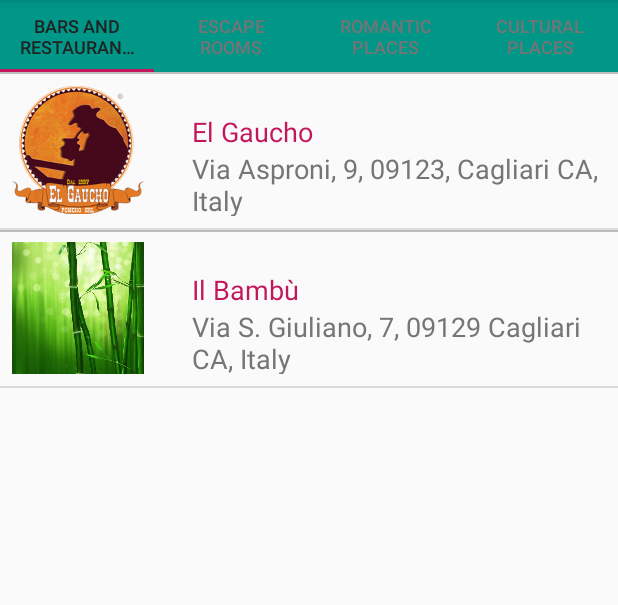
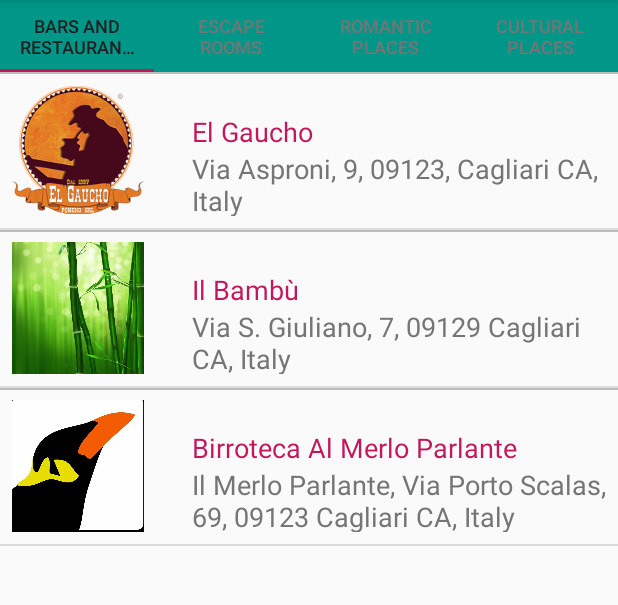
Before and after one commit to Melsara/HolidayEscape, an Android app: the screen it shows after launch (MainActivity), on a phone screen of 412 x 824 dp, the part 84-689 px from its top. Run offline under Robolectric (Android 15) with nearby library versions, the phone set to English and light mode, and no system bars.

Commit message:
Adding third Restaurant.

```diff
--- a/app/src/main/java/eu/escapeadvisor/holidayescape/BarsFragment.java
+++ b/app/src/main/java/eu/escapeadvisor/holidayescape/BarsFragment.java
@@ -37,6 +37,8 @@ public class BarsFragment extends Fragment {
                 39.219303, 9.106513, R.drawable.gaucho, getString(R.string.bar_desc1),getString(R.string.bar_address1)));
         bars.add(new POI(mContext.getResources().getString(R.string.category_bars),getString(R.string.bar_name2), getString(R.string.bar_url2), getString(R.string.bar_email2), getString(R.string.bar_tel2),
                 39.221331, 9.136219, R.drawable.bamboo, getString(R.string.bar_desc2),getString(R.string.bar_address2)));
+        bars.add(new POI(mContext.getResources().getString(R.string.category_bars),getString(R.string.bar_name3), getString(R.string.bar_url3), getString(R.string.bar_email3), getString(R.string.bar_tel3),
+                39.218601, 9.110405, R.drawable.merlo, getString(R.string.bar_desc3),getString(R.string.bar_address3)));
 
         PoiAdapter barsAdapter = new PoiAdapter(getActivity(), bars);
         ListView listView = (ListView) rootView.findViewById(R.id.list);
--- a/app/src/main/res/values/strings.xml
+++ b/app/src/main/res/values/strings.xml
@@ -19,4 +19,10 @@ Hanno tre priorità : cucinare buono, servire velocemente e garantire la qualit
     <string name="bar_tel2">+39 070 494630</string>
     <string name="bar_desc2">Pizzeria e ristorante storico di Cagliari, sempre ottimo. Gli antipasti misti di mare son consigliati, porzioni abbondanti e sfiziose delle più svariate specialità locali. È consigliata la prenotazione anche durante la settimana, essendo il posto molto gettonato anche tra i locali.</string>
     <string name="bar_address2">Via S. Giuliano, 7, 09129 Cagliari CA, Italy</string>
+    <string name="bar_name3">Birroteca Al Merlo Parlante</string>
+    <string name="bar_url3">https://www.facebook.com/birrotecamerlo/</string>
+    <string name="bar_email3">Email not available</string>
+    <string name="bar_tel3">+39 340 078 8929</string>
+    <string name="bar_desc3">Birroteca, paninoteca, beershop. Impianto spine con 12 vie e oltre 150 bottigliette. Più di 50 panini. Operativi dal 1984.</string>
+    <string name="bar_address3">Il Merlo Parlante, Via Porto Scalas, 69, 09123 Cagliari CA, Italy</string>
 </resources>
```
Also changed, not shown: app/src/main/res/drawable-hdpi/merlo.png (added), app/src/main/res/drawable-mdpi/merlo.png (added), app/src/main/res/drawable-xhdpi/merlo.png (added), app/src/main/res/drawable-xxhdpi/merlo.png (added), app/src/main/res/drawable-xxxhdpi/merlo.png (added).
